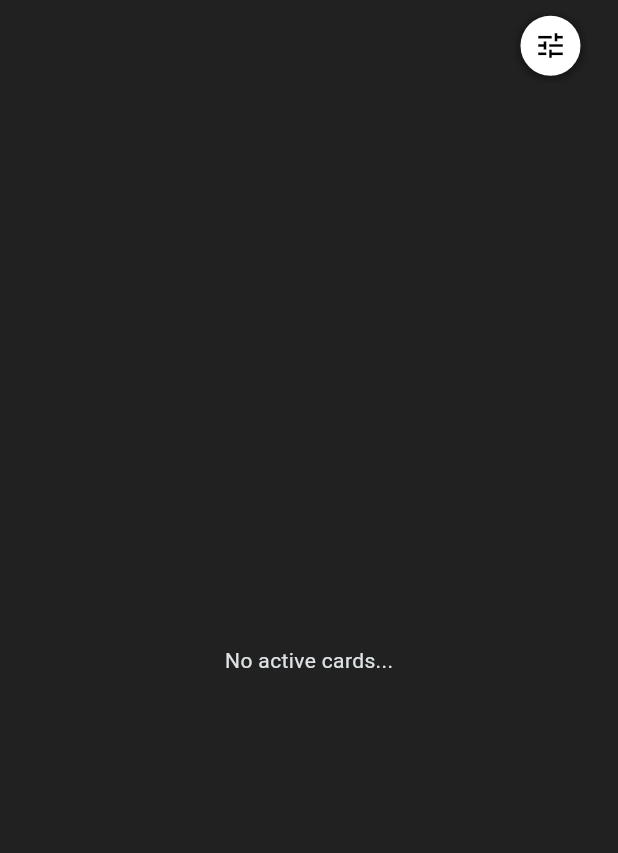
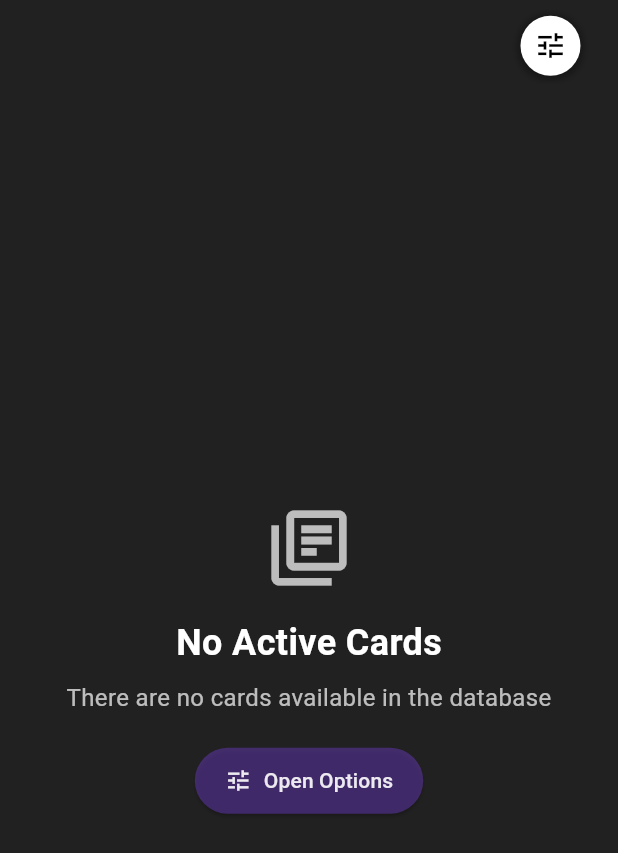
Before and after one commit to Tortillachief/Deep, a Flutter app: the screen it shows after launch, on a phone screen of 412 x 824 dp. Shown: the top 853 px of the screen. Run offline on Flutter 3.47's test engine with Material 3 defaults, Android fonts, the phone set to English and light mode, and no system bars; our stand-ins replace drift, shared_preferences; accounts and stored records are empty; generated files the repository leaves out were written again.

Commit message:
Add tap icon and card filter icon.

```diff
--- a/lib/main.dart
+++ b/lib/main.dart
@@ -276,7 +276,58 @@ class _HomePageState extends State<HomePage>
         ],
       ),
       body: currentCard == null
-          ? const Center(child: Text('No active cards...'))
+          ? Consumer<SettingsProvider>(
+              builder: (context, settings, _) {
+                bool hasFiltersEnabled = !settings.showIcebreakers ||
+                    !settings.showConfessions ||
+                    !settings.showDeeps;
+                return Center(
+                  child: Column(
+                    mainAxisAlignment: MainAxisAlignment.center,
+                    children: [
+                      const Icon(
+                        Icons.library_books_outlined,
+                        size: 60,
+                        color: Colors.white70,
+                      ),
+                      const SizedBox(height: 16),
+                      Text(
+                        'No Active Cards',
+                        style: const TextStyle(
+                          fontSize: 24,
+                          fontWeight: FontWeight.bold,
+                          color: Colors.white,
+                        ),
+                      ),
+                      const SizedBox(height: 8),
+                      Text(
+                        hasFiltersEnabled
+                            ? 'Try adjusting your filters in the options menu'
+                            : 'There are no cards available in the database',
+                        textAlign: TextAlign.center,
+                        style: const TextStyle(
+                          fontSize: 16,
+                          color: Colors.white70,
+                        ),
+                      ),
+                      const SizedBox(height: 20),
+                      ElevatedButton.icon(
+                        onPressed: () => showOptionsMenu(context, _getNextCard),
+                        icon: const Icon(Icons.tune),
+                        label: const Text('Open Options'),
+                        style: ElevatedButton.styleFrom(
+                          padding: const EdgeInsets.symmetric(
+                              horizontal: 20, vertical: 12),
+                          backgroundColor: ColorUtils.withOpacity(Colors.deepPurple, 0.5),
+                          foregroundColor: ColorUtils.withOpacity(Colors.white, 0.9),
+                          iconColor: ColorUtils.withOpacity(Colors.white, 0.9),
+                        ),
+                      ),
+                    ],
+                  ),
+                );
+              },
+            )
           : Stack(
               children: [
                 // Main card display with swiper
```
Also changed, not shown: lib/widgets/game_card.dart (+35 -1 lines).
